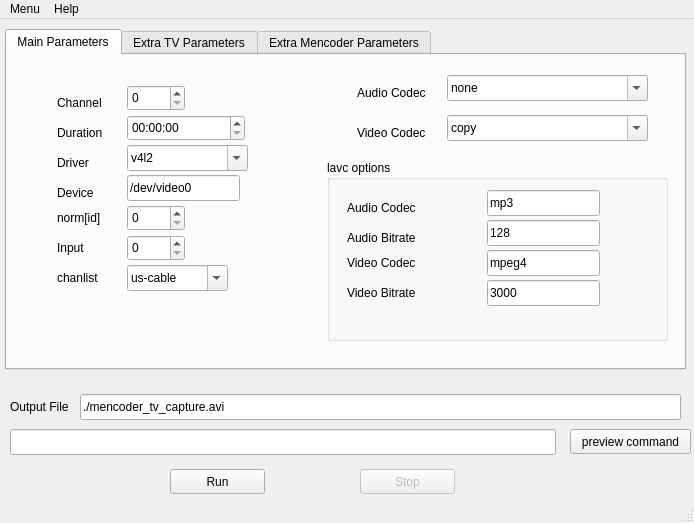
First picture: the form in mtvcgui.ui, repository sbruno/mtvcgui, before the edit.
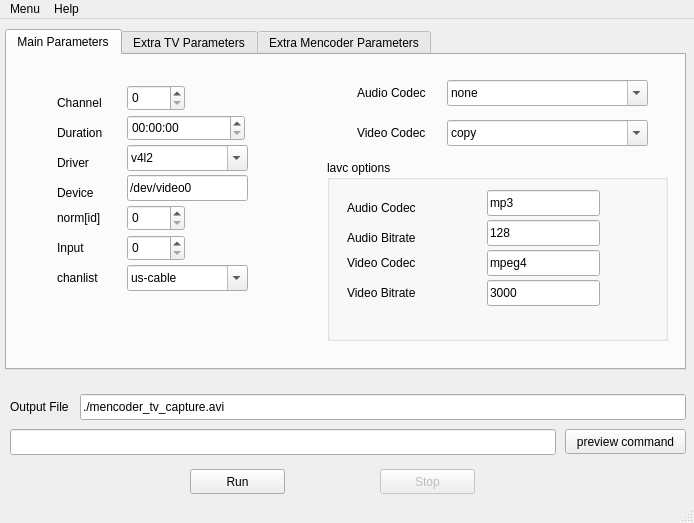
Second picture: the form after the edit.

Commit message: Added file overwrite confirmation. Aligned some widgets. Closes issue #1.

What changed in the file:
```diff
--- a/mtvcgui.ui
+++ b/mtvcgui.ui
@@ -16,7 +16,7 @@
    <widget class="QPushButton" name="runButton" >
     <property name="geometry" >
      <rect>
-      <x>170</x>
+      <x>190</x>
       <y>450</y>
       <width>95</width>
       <height>25</height>
@@ -31,7 +31,7 @@
      <rect>
       <x>80</x>
       <y>375</y>
-      <width>601</width>
+      <width>606</width>
       <height>26</height>
      </rect>
     </property>
@@ -55,7 +55,7 @@
    <widget class="QPushButton" name="previewButton" >
     <property name="geometry" >
      <rect>
-      <x>570</x>
+      <x>565</x>
       <y>410</y>
       <width>121</width>
       <height>25</height>
@@ -84,7 +84,7 @@
     </property>
     <property name="geometry" >
      <rect>
-      <x>360</x>
+      <x>380</x>
       <y>450</y>
       <width>95</width>
       <height>25</height>
@@ -202,7 +202,7 @@
        <rect>
         <x>120</x>
         <y>120</y>
-        <width>113</width>
+        <width>121</width>
         <height>26</height>
        </rect>
       </property>
@@ -227,7 +227,7 @@
       <property name="geometry" >
        <rect>
         <x>440</x>
-        <y>60</y>
+        <y>65</y>
         <width>201</width>
         <height>26</height>
        </rect>
@@ -289,7 +289,7 @@
        <rect>
         <x>120</x>
         <y>210</y>
-        <width>101</width>
+        <width>121</width>
         <height>26</height>
        </rect>
       </property>
@@ -383,7 +383,7 @@
       <property name="geometry" >
        <rect>
         <x>440</x>
-        <y>20</y>
+        <y>25</y>
         <width>201</width>
         <height>26</height>
        </rect>
```
The commit also changes 4 other files.
